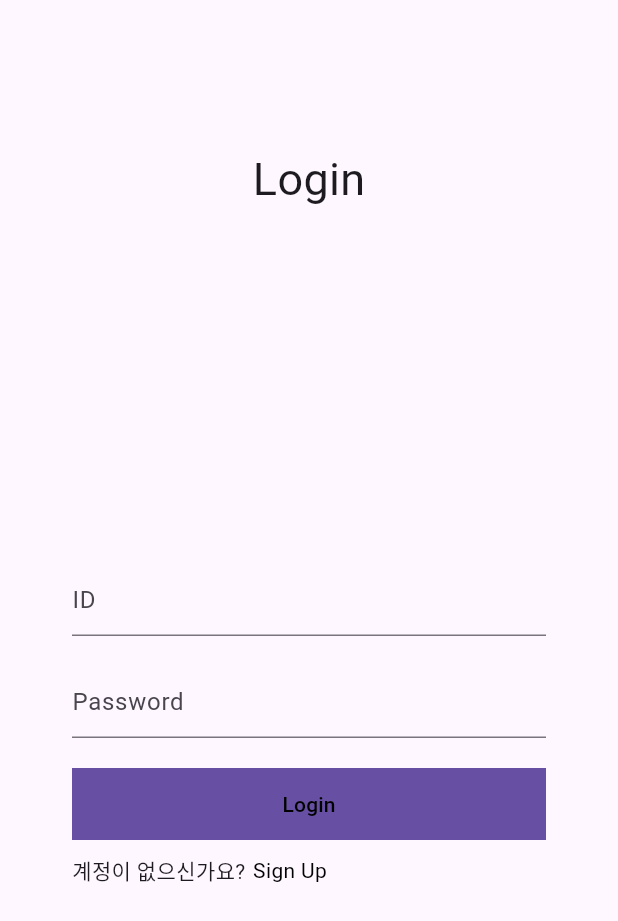
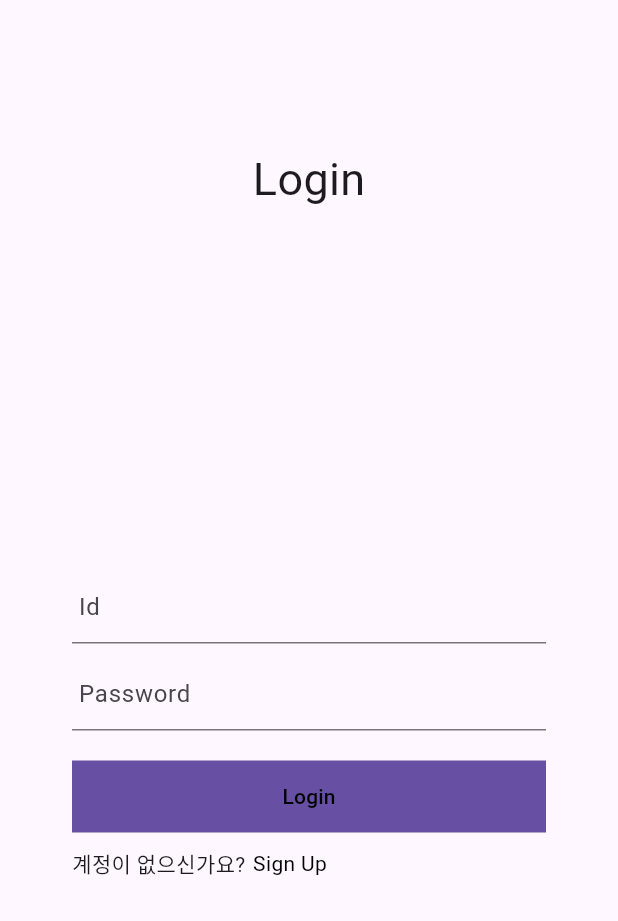
Before and after one commit to 1di0t/EatPrint, a Flutter app: the LoginPage screen opened directly, on a phone screen of 412 x 824 dp. Shown: the top 921 px of the screen. Run offline on Flutter 3.47's test engine with Material 3 defaults, Android fonts, the phone set to English and light mode, and no system bars; our stand-ins replace image_picker, shared_preferences; accounts and stored records are empty.

Commit message:
refactor: extract textField

```diff
--- a/lib/screens/login_page.dart
+++ b/lib/screens/login_page.dart
@@ -1,6 +1,7 @@
 import 'package:flutter/material.dart';
 import 'package:shared_preferences/shared_preferences.dart';
 
+import '../widget/input_field_widget.dart';
 import 'home_page.dart';
 import 'signup_page.dart';
 import '../api/auth_api.dart';
@@ -73,22 +74,12 @@ class _LoginPageState extends State<LoginPage> {
                 child: Column(
                   mainAxisAlignment: MainAxisAlignment.center,
                   children: <Widget>[
-                    TextField(
-                      controller: _useridController,
-                      decoration: const InputDecoration(
-                        hintText: 'ID',
-                        border: UnderlineInputBorder(),
-                      ),
-                    ),
-                    const SizedBox(height: 20),
-                    TextField(
-                      controller: _passwordController,
-                      decoration: const InputDecoration(
+                    InputField(controller: _useridController, hintText: 'Id'),
+                    const SizedBox(height: 10),
+                    InputField(
+                        controller: _passwordController,
                         hintText: 'Password',
-                        border: UnderlineInputBorder(),
-                      ),
-                      obscureText: true,
-                    ),
+                        obscureText: true),
                     const SizedBox(height: 20),
                     Container(
                       width: double.infinity,
--- /dev/null
+++ b/lib/widget/input_field_widget.dart
@@ -0,0 +1,30 @@
+import 'package:flutter/material.dart';
+
+class InputField extends StatelessWidget {
+  final TextEditingController controller;
+  final String hintText;
+  final bool obscureText;
+
+  const InputField({
+    super.key,
+    required this.controller,
+    required this.hintText,
+    this.obscureText = false,
+  });
+
+  @override
+  Widget build(BuildContext context) {
+    return TextField(
+      controller: controller,
+      decoration: InputDecoration(
+        hintText: '\t$hintText',
+        border: const UnderlineInputBorder(),
+        focusedBorder: const UnderlineInputBorder(
+          borderSide: BorderSide(color: Colors.black),
+        ),
+      ),
+      cursorColor: Colors.black,
+      obscureText: obscureText,
+    );
+  }
+}
```
Also changed, not shown: lib/screens/signup_page.dart (+33 -14 lines).
